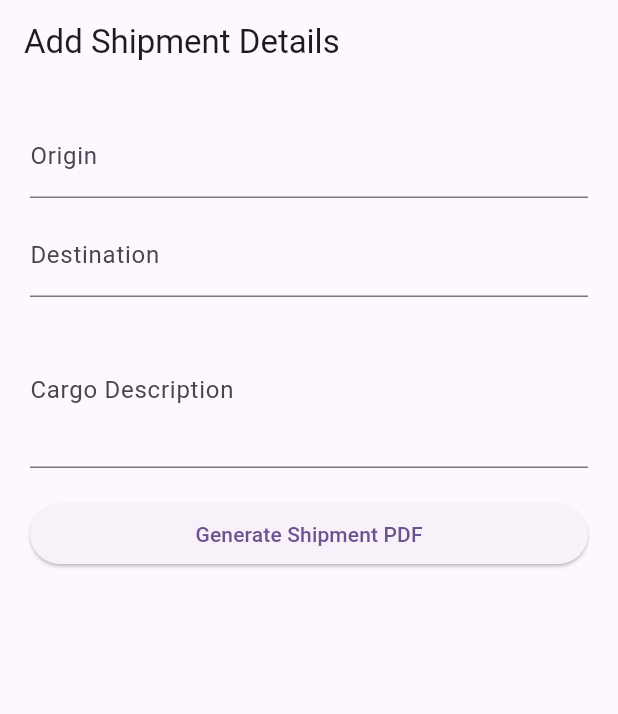
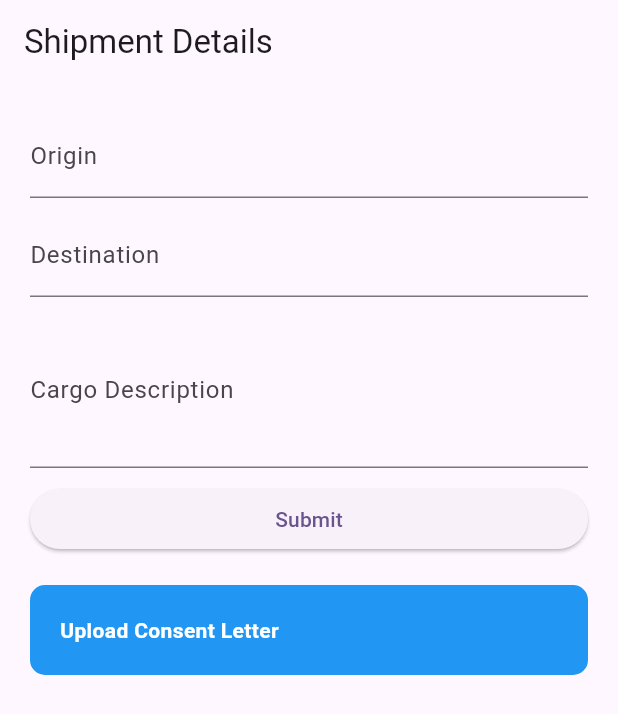
Before and after one commit to 0Armaan025/ecoride, a Flutter app: the screen it shows after launch, on a phone screen of 412 x 824 dp. Shown: the top 714 px of the screen. Run offline on Flutter 3.47's test engine with Material 2 defaults, Android fonts, the light colour scheme and no system bars; our stand-ins replace carousel_slider, firebase_core, google_fonts, image_picker; missing offline and left inert: advance_pdf_viewer; accounts and stored records are empty.

Commit message:
project pushed

```diff
--- a/lib/features/cargo_shipping/screens/add_cargo_screen.dart
+++ b/lib/features/cargo_shipping/screens/add_cargo_screen.dart
@@ -1,93 +1,56 @@
 import 'package:flutter/material.dart';
-import 'package:advance_pdf_viewer/advance_pdf_viewer.dart';
-import 'package:pdf/pdf.dart';
-import 'package:pdf/widgets.dart' as pdfWidgets;
-import 'package:flutter/services.dart';
-import 'package:path_provider/path_provider.dart';
-import 'dart:io';
 
 void main() {
   runApp(MaterialApp(
-    home: AddShipmentScreen(),
+    home: AddCargoScreen(),
   ));
 }
 
-class AddShipmentScreen extends StatefulWidget {
+class AddCargoScreen extends StatefulWidget {
   @override
-  _AddShipmentScreenState createState() => _AddShipmentScreenState();
+  _AddCargoScreenState createState() => _AddCargoScreenState();
 }
 
-class _AddShipmentScreenState extends State<AddShipmentScreen> {
-  TextEditingController originController = TextEditingController();
-  TextEditingController destinationController = TextEditingController();
-  TextEditingController cargoDescriptionController = TextEditingController();
-  PDFDocument? pdfDocument;
-
-  Future<void> generatePDF() async {
-    final pdf = pdfWidgets.Document();
-    final origin = originController.text;
-    final destination = destinationController.text;
-    final cargoDescription = cargoDescriptionController.text;
-
-    // Register the external font
-    final font =
-        pdfWidgets.Font.ttf(await rootBundle.load("assets/fonts/arial.ttf"));
-
-    pdf.addPage(
-      pdfWidgets.Page(
-        build: (context) {
-          return pdfWidgets.Column(
-            crossAxisAlignment: pdfWidgets.CrossAxisAlignment.start,
-            children: [
-              pdfWidgets.Text(
-                'Shipment Details',
-                style: pdfWidgets.TextStyle(fontSize: 20, font: font),
-              ),
-              pdfWidgets.Text('Origin: $origin',
-                  style: pdfWidgets.TextStyle(font: font)),
-              pdfWidgets.Text('Destination: $destination',
-                  style: pdfWidgets.TextStyle(font: font)),
-              pdfWidgets.Text('Cargo Description: $cargoDescription',
-                  style: pdfWidgets.TextStyle(font: font)),
-              // Add more details as needed
-            ],
-          );
-        },
-      ),
-    );
-
-    final directory = await getApplicationDocumentsDirectory();
-    final pdfPath = '${directory.path}/shipment_details.pdf';
-
-    final file = File(pdfPath);
-    await file.writeAsBytes(await pdf.save());
-
-    final pdfViewer = await PDFDocument.fromFile(file);
-
-    setState(() {
-      pdfDocument = pdfViewer;
-    });
-  }
+class _AddCargoScreenState extends State<AddCargoScreen> {
+  final GlobalKey<FormState> _formKey = GlobalKey<FormState>();
+  final TextEditingController originController = TextEditingController();
+  final TextEditingController destinationController = TextEditingController();
+  final TextEditingController cargoDescriptionController = TextEditingController();
+  String consentLetter = '';
 
   @override
   Widget build(BuildContext context) {
     return Scaffold(
       appBar: AppBar(
-        title: Text("Add Shipment Details"),
+        title: Text("Shipment Details"),
       ),
       body: SingleChildScrollView(
         padding: EdgeInsets.all(20),
+        child: Form(
+          key: _formKey,
           child: Column(
             crossAxisAlignment: CrossAxisAlignment.stretch,
             children: [
               TextFormField(
                 controller: originController,
                 decoration: InputDecoration(labelText: "Origin"),
+                validator: (value) {
+                  if (value!.isEmpty) {
+                    return 'Origin is required';
+                  }
+                  return null;
+                },
               ),
               SizedBox(height: 10),
               TextFormField(
                 controller: destinationController,
                 decoration: InputDecoration(labelText: "Destination"),
+                validator: (value) {
+                  if (value!.isEmpty) {
+                    return 'Destination is required';
+                  }
+                  return null;
+                },
               ),
               SizedBox(height: 10),
               TextFormField(
@@ -95,19 +58,48 @@ class _AddShipmentScreenState extends State<AddShipmentScreen> {
                 decoration: InputDecoration(labelText: "Cargo Description"),
                 maxLines: 3,
               ),
-            SizedBox(height: 20),
+              SizedBox(height: 10),
               ElevatedButton(
                 onPressed: () {
-                generatePDF();
+                  // Validate form fields
+                  if (_formKey.currentState!.validate()) {
+                    // Form is valid, proceed with submission
+                    // You can submit the data to your backend or perform other actions here
+                  }
                 },
-              child: Text("Generate Shipment PDF"),
+                child: Text("Submit"),
               ),
               SizedBox(height: 20),
-            if (pdfDocument != null)
-              PDFViewer(
-                document: pdfDocument!,
-              ), // Display the generated PDF
+              GestureDetector(
+                onTap: () {
+                  // Implement the logic for uploading a consent letter here
+                },
+                child: Container(
+                  width: double.infinity,
+                  padding: EdgeInsets.all(20),
+                  decoration: BoxDecoration(
+                    color: Colors.blue,
+                    borderRadius: BorderRadius.circular(10),
+                  ),
+                  child: consentLetter.isEmpty
+                      ? Text(
+                          "Upload Consent Letter",
+                          style: TextStyle(
+                            color: Colors.white,
+                            fontWeight: FontWeight.bold,
+                          ),
+                        )
+                      : Text(
+                          "Consent Letter Uploaded",
+                          style: TextStyle(
+                            color: Colors.white,
+                            fontWeight: FontWeight.bold,
+                          ),
+                        ),
+                ),
+              ),
             ],
+          ),
         ),
       ),
     );
--- a/lib/main.dart
+++ b/lib/main.dart
@@ -1,7 +1,4 @@
 import 'package:ecoride/features/cargo_shipping/screens/add_cargo_screen.dart';
-import 'package:ecoride/features/rideshare/screens/vehicle_pooling/add_ride_screen.dart';
-import 'package:ecoride/features/rideshare/screens/vehicle_pooling/home_screen.dart';
-import 'package:ecoride/features/rideshare/screens/vehicle_pooling/vehicle_pooler_screen.dart';
 import 'package:flutter/material.dart';
 import 'package:firebase_core/firebase_core.dart';
 import 'firebase_options.dart';
@@ -26,7 +23,7 @@ class MyApp extends StatelessWidget {
         colorScheme: ColorScheme.fromSeed(seedColor: Colors.deepPurple),
         useMaterial3: true,
       ),
-      home: AddShipmentScreen(),
+      home: AddCargoScreen(),
     );
   }
 }
--- a/pubspec.yaml
+++ b/pubspec.yaml
@@ -39,6 +39,7 @@ dependencies:
   geocoding: ^2.1.0
   geolocator: ^10.1.0
   google_fonts: ^6.1.0
+  image: ^4.1.0
   image_picker: ^1.0.4
   path: ^1.8.3
   pdf: ^3.10.4
```
Also changed, not shown: pubspec.lock. Lines whose indentation alone changed are shown as unchanged.
